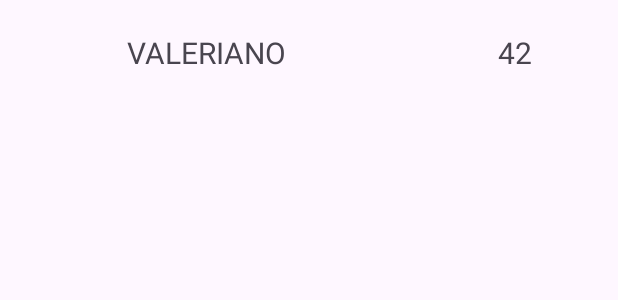
After one commit to Valexx55/CursoCNTProfe, an Android app: the layout fila_usuario.xml on its own in the app's theme, with its tools: preview values and no code run, on a phone screen of 412 x 824 dp. The commit adds this screen. Shown: the top 300 px of the screen. Run offline under Robolectric (Android 15) with nearby library versions, the phone set to English and light mode, and no system bars.

Commit message:
recycler usuarios data class

```diff
--- a/app/build.gradle.kts
+++ b/app/build.gradle.kts
@@ -45,5 +45,5 @@ dependencies {
     testImplementation(libs.junit)
     androidTestImplementation(libs.androidx.junit)
     androidTestImplementation(libs.androidx.espresso.core)
-    //implementation(":pruebaskotlin")
+   // implementation(":pruebaskotlin")
 }
--- a/app/src/main/AndroidManifest.xml
+++ b/app/src/main/AndroidManifest.xml
@@ -18,6 +18,9 @@
         android:theme="@style/Theme.CursoCNTProfe"
         tools:targetApi="31">
         <activity
+            android:name=".ListaUsuariosActivity"
+            android:exported="false" />
+        <activity
             android:name=".PrincipalActivity"
             android:exported="true">
             <intent-filter>
@@ -31,8 +34,10 @@
             android:exported="true">
             <intent-filter>
                 <action android:name="android.intent.action.VIEW" />
+
                 <category android:name="android.intent.category.DEFAULT" />
                 <category android:name="android.intent.category.BROWSABLE" />
+
                 <data
                     android:host="cntg.xunta.gal"
                     android:scheme="http" />
--- /dev/null
+++ b/app/src/main/java/edu/cnt/developer/profe/Usuario.kt
@@ -0,0 +1,3 @@
+package edu.cnt.developer.profe
+
+data class Usuario(var nombre:String, var edad:Int)
--- /dev/null
+++ b/app/src/main/res/layout/fila_usuario.xml
@@ -0,0 +1,26 @@
+<?xml version="1.0" encoding="utf-8"?>
+<LinearLayout xmlns:android="http://schemas.android.com/apk/res/android"
+    android:orientation="horizontal"
+    android:layout_width="match_parent"
+    android:layout_height="70dp"
+    >
+
+    <TextView
+        android:id="@+id/nombreUsuario"
+        android:layout_weight="2"
+        android:layout_width="0px"
+        android:layout_height="match_parent"
+        android:text="VALERIANO"
+        android:textSize="20sp"
+        android:gravity="center"></TextView>
+
+    <TextView
+        android:id="@+id/edadUsuario"
+        android:layout_weight="1"
+        android:layout_width="0px"
+        android:layout_height="match_parent"
+        android:text="42"
+        android:textSize="20sp"
+        android:gravity="center"
+        ></TextView>
+</LinearLayout>
--- /dev/null
+++ b/pruebaskotlin/src/main/java/edu/cnt/developer/pruebaskotlin/Usuario.kt
@@ -0,0 +1,3 @@
+package edu.cnt.developer.pruebaskotlin
+
+data class Usuario(var nombre:String, var edad:Int)
```
Also changed, not shown: app/src/main/java/edu/cnt/developer/profe/ListaUsuariosActivity.kt (added, +42 -0 lines), app/src/main/java/edu/cnt/developer/profe/PrincipalActivity.kt (+11 -2 lines), app/src/main/java/edu/cnt/developer/profe/UsuariosAdapter.kt (added, +30 -0 lines), app/src/main/java/edu/cnt/developer/profe/UsuariosViewHolder.kt (added, +23 -0 lines), app/src/main/res/layout/activity_lista_usuarios.xml (added, +17 -0 lines), pruebaskotlin/src/main/java/edu/cnt/developer/pruebaskotlin/MainKotlin.kt (+18 -0 lines).
